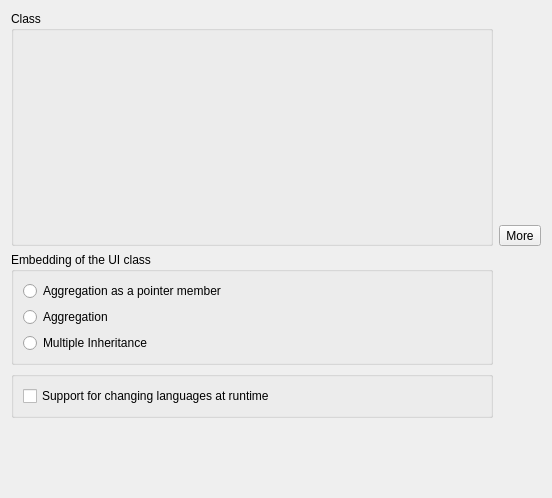
First picture: the form in src/plugins/designer/cpp/formclasswizardpage.ui, repository qt-creator/qt-creator, before the edit.
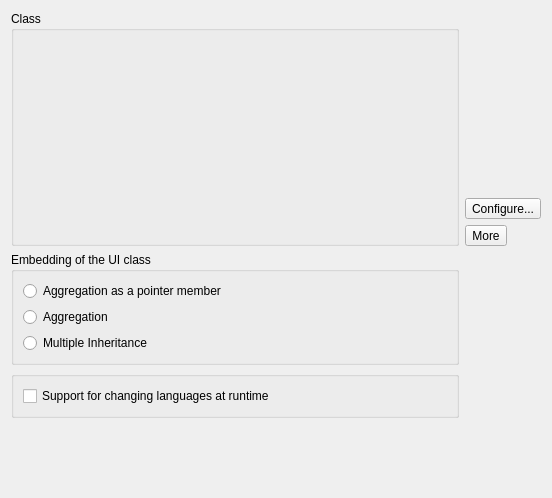
Second picture: the form after the edit. Custom widgets are drawn as their Qt base class.

Commit message:
Fixes: Introduce a cpp settingspage containing file naming conventions (lower case and suffixes). Reorder VCS settings pages.
Task: 241959, 248085

RevBy: Optics/Naming checked by con
Details: Give IOptionPage an id() to differentiate from trName(). Make showOptionsDialog return a bool (applied) and give it an optional parent. Change Cpp and form class wizards, give them a Configure... button to change those settings.

```diff
--- a/src/plugins/designer/cpp/formclasswizardpage.ui
+++ b/src/plugins/designer/cpp/formclasswizardpage.ui
@@ -41,6 +41,13 @@
        </property>
       </spacer>
      </item>
+     <item>
+      <widget class="QToolButton" name="settingsToolButton">
+       <property name="text">
+        <string>Configure...</string>
+       </property>
+      </widget>
+     </item>
      <item>
       <widget class="QToolButton" name="moreButton">
        <property name="text">
```
The commit also changes 64 other files.
